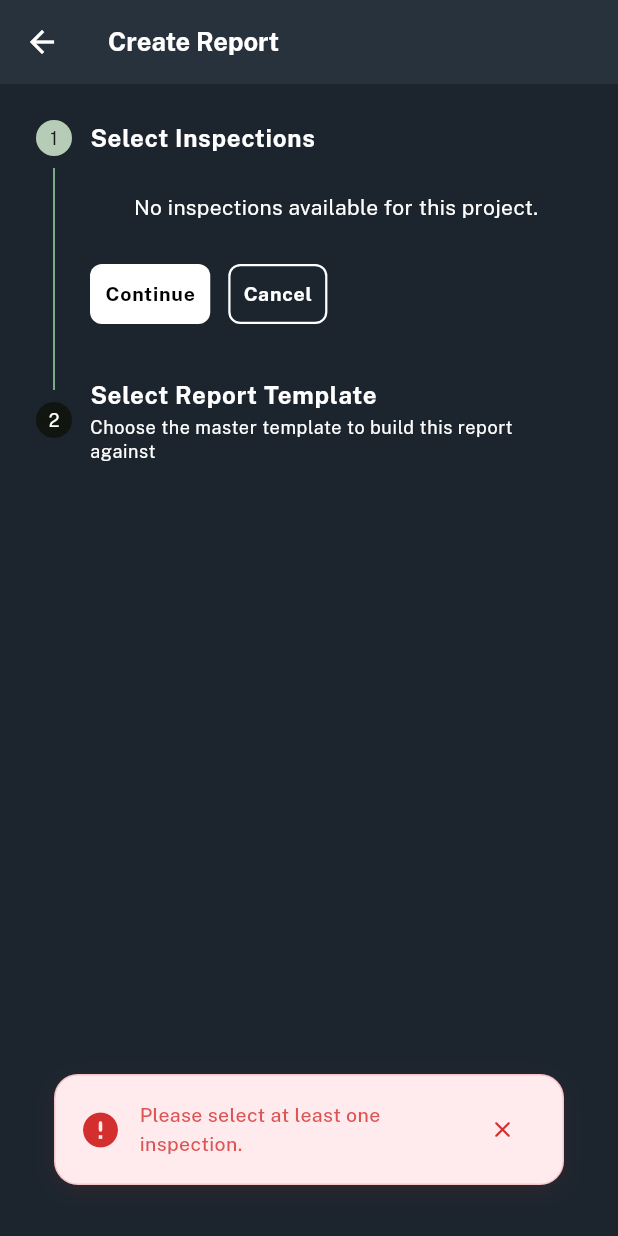
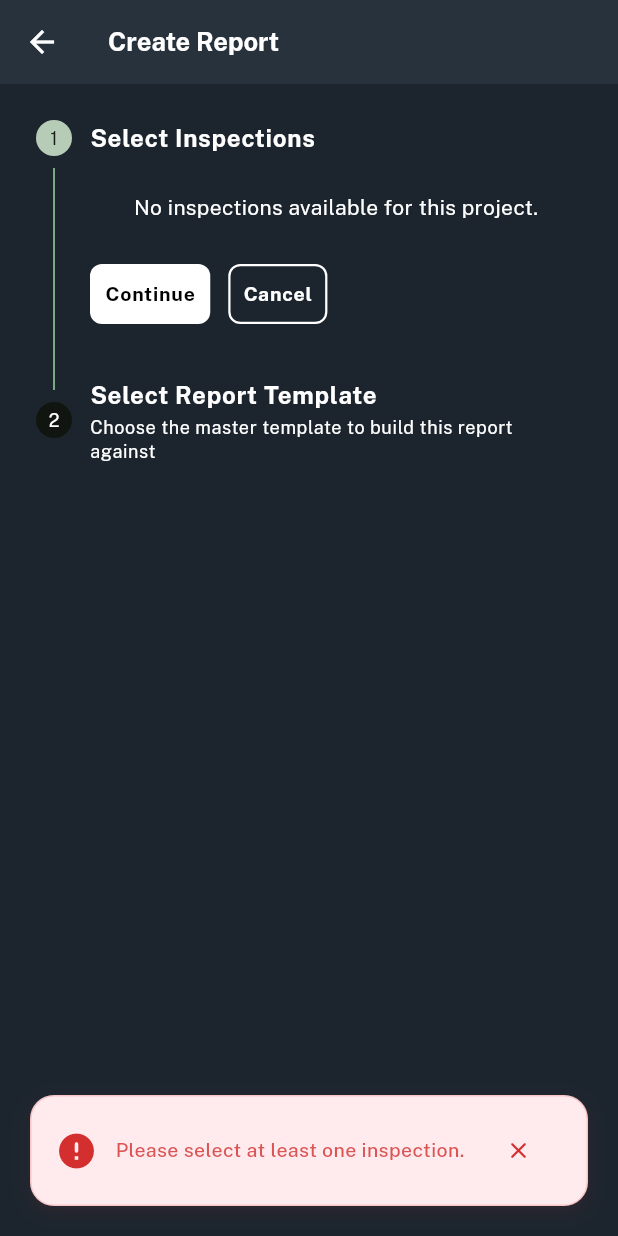
Before and after one commit to admin-field-report/span_fe, a Flutter app: the CreateReportScreen screen opened directly with empty values, after a tap on "Continue", on a phone screen of 412 x 824 dp. Run offline on Flutter 3.47's test engine with Material 3 defaults, Android fonts, the phone set to English and light mode, and no system bars; our stand-ins replace file_picker, flutter_dotenv, flutter_markdown, go_router, google_fonts, image_picker and 3 more; missing offline and left inert: dart:html, file_saver, html_editor_enhanced, syncfusion_flutter_pdfviewer, universal_html; accounts and stored records are empty; network calls fail.

Commit message:
fix: toaster position & default menu should be collapsed for tab

```diff
--- a/lib/screens/layout/main_scaffold.dart
+++ b/lib/screens/layout/main_scaffold.dart
@@ -24,7 +24,9 @@ class MainScaffold extends StatefulWidget {
 }
 
 class _MainScaffoldState extends State<MainScaffold> {
-  bool _isCollapsed = false;
+  /// null until the user taps the toggle; the default before that depends on
+  /// the device (collapsed on tablets, expanded on desktop).
+  bool? _isCollapsed;
   final GlobalKey<ScaffoldState> _scaffoldKey = GlobalKey<ScaffoldState>();
 
   @override
@@ -36,9 +38,13 @@ class _MainScaffoldState extends State<MainScaffold> {
         final isDark = theme.brightness == Brightness.dark;
 
         final bool isMobile = AppResponsive.isMobileScreen(context);
-        final bool isTabletRange = AppResponsive.isTabletScreen(context);
+        // Tablets (either orientation, detected by device rather than the
+        // current width so landscape doesn't read as desktop) start with the
+        // menu collapsed; desktop starts expanded. The user's own toggle
+        // choice, once made, wins over both defaults.
+        final bool collapsedByDefault = AppResponsive.isTabletDevice(context) || AppResponsive.isTabletScreen(context);
 
-        bool effectiveCollapsed = isMobile ? false : (isTabletRange ? !_isCollapsed : _isCollapsed);
+        final bool effectiveCollapsed = isMobile ? false : (_isCollapsed ?? collapsedByDefault);
 
         if (widget.isFullScreen) {
           return Scaffold(
@@ -190,7 +196,7 @@ class _MainScaffoldState extends State<MainScaffold> {
     return MouseRegion(
       cursor: SystemMouseCursors.click,
       child: GestureDetector(
-        onTap: () => setState(() => _isCollapsed = !_isCollapsed),
+        onTap: () => setState(() => _isCollapsed = !collapsed),
         child: Container(
           width: 30,
           height: 30,
--- a/lib/services/toast_service.dart
+++ b/lib/services/toast_service.dart
@@ -1,17 +1,25 @@
+import 'dart:async';
+
 import 'package:flutter/material.dart';
 
 enum ToastType { success, error, warning, info }
 
+// Toasts render in the app's root [Overlay] rather than as floating
+// SnackBars: a SnackBar pinned to the top-right via a huge bottom margin
+// trips Flutter's "Floating SnackBar presented off screen" assertion as soon
+// as the remaining space can't fit it (e.g. tablet with the keyboard open).
+// An overlay entry has no such geometry constraint and needs no Scaffold.
 class ToastService {
+  static OverlayEntry? _entry;
+  static Timer? _timer;
+
   static void show(
     BuildContext context, {
     required String message,
     required ToastType type,
     String? title,
   }) {
-
-    final Size screenSize = MediaQuery.of(context).size;
-    final bool isDesktop = screenSize.width > 600;
+    final overlay = Overlay.of(context, rootOverlay: true);
 
     final Color bgColor;
     final IconData icon;
@@ -40,20 +48,19 @@ class ToastService {
         break;
     }
 
-    ScaffoldMessenger.of(context).showSnackBar(
-      SnackBar(
-        elevation: 0,
-        behavior: SnackBarBehavior.floating,
-        backgroundColor: Colors.transparent,
-        duration: const Duration(seconds: 4),
-        margin: isDesktop
-            ? EdgeInsets.only(
-                bottom: screenSize.height - 120,
-                left: screenSize.width - 400,
-                right: 20,
-              )
-            : const EdgeInsets.only(bottom: 20, left: 20, right: 20),
-        content: Container(
+    hide();
+
+    _entry = OverlayEntry(
+      builder: (overlayContext) {
+        final media = MediaQuery.of(overlayContext);
+        final bool isWide = media.size.width > 600;
+
+        final toast = Material(
+          color: Colors.transparent,
+          child: Container(
+            constraints: BoxConstraints(
+              maxWidth: isWide ? 380 : media.size.width - 40,
+            ),
             padding: const EdgeInsets.symmetric(horizontal: 16, vertical: 12),
             decoration: BoxDecoration(
               color: bgColor,
@@ -72,7 +79,7 @@ class ToastService {
               children: [
                 Icon(icon, color: accentColor, size: 28),
                 const SizedBox(width: 12),
-              Expanded(
+                Flexible(
                   child: Column(
                     mainAxisSize: MainAxisSize.min,
                     crossAxisAlignment: CrossAxisAlignment.start,
@@ -99,10 +106,9 @@ class ToastService {
                     ],
                   ),
                 ),
+                const SizedBox(width: 12),
                 IconButton(
-                onPressed: () {
-                  ScaffoldMessenger.of(context).hideCurrentSnackBar();
-                },
+                  onPressed: hide,
                   icon: Icon(Icons.close_rounded, color: accentColor, size: 18),
                   padding: EdgeInsets.zero,
                   constraints: const BoxConstraints(),
@@ -110,7 +116,28 @@ class ToastService {
               ],
             ),
           ),
-      ),
         );
+
+        // Wide screens: pinned top-right. Phones: bottom-centered, lifted
+        // above the keyboard when it's open.
+        return Positioned(
+          top: isWide ? media.padding.top + 20 : null,
+          right: isWide ? 20 : 20,
+          left: isWide ? null : 20,
+          bottom: isWide ? null : media.viewInsets.bottom + media.padding.bottom + 20,
+          child: toast,
+        );
+      },
+    );
+
+    overlay.insert(_entry!);
+    _timer = Timer(const Duration(seconds: 4), hide);
+  }
+
+  static void hide() {
+    _timer?.cancel();
+    _timer = null;
+    _entry?.remove();
+    _entry = null;
   }
 }
--- a/lib/utils/app_responsive.dart
+++ b/lib/utils/app_responsive.dart
@@ -39,4 +39,10 @@ class AppResponsive {
 
   static bool isDesktopScreen(BuildContext context) =>
       MediaQuery.sizeOf(context).width >= 1024;
+
+  /// True on an actual tablet device (Android/iOS with a tablet-class
+  /// shortest side), in either orientation — unlike [isTabletScreen], which
+  /// is a width-range check that a landscape tablet's width exceeds.
+  static bool isTabletDevice(BuildContext context) =>
+      isMobile && MediaQuery.sizeOf(context).shortestSide >= 600;
 }
```
Also changed, not shown: 1 other file. Lines whose indentation alone changed are shown as unchanged.
